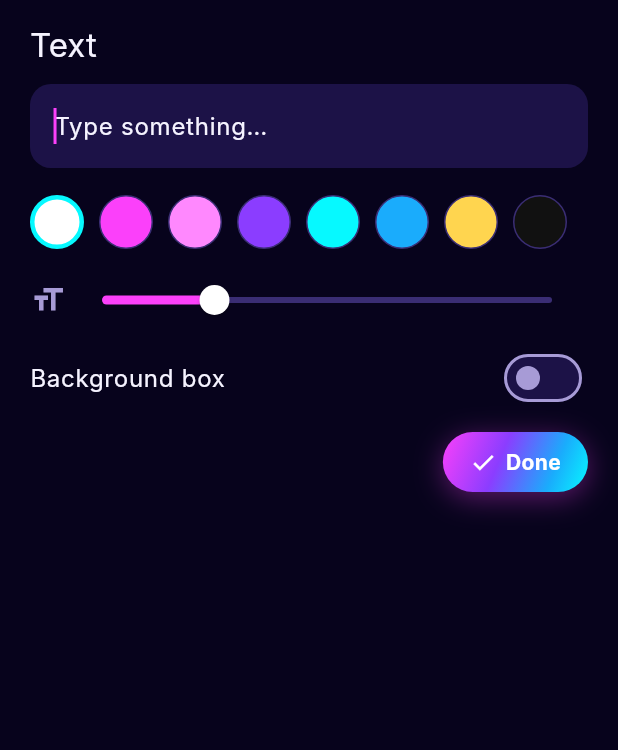
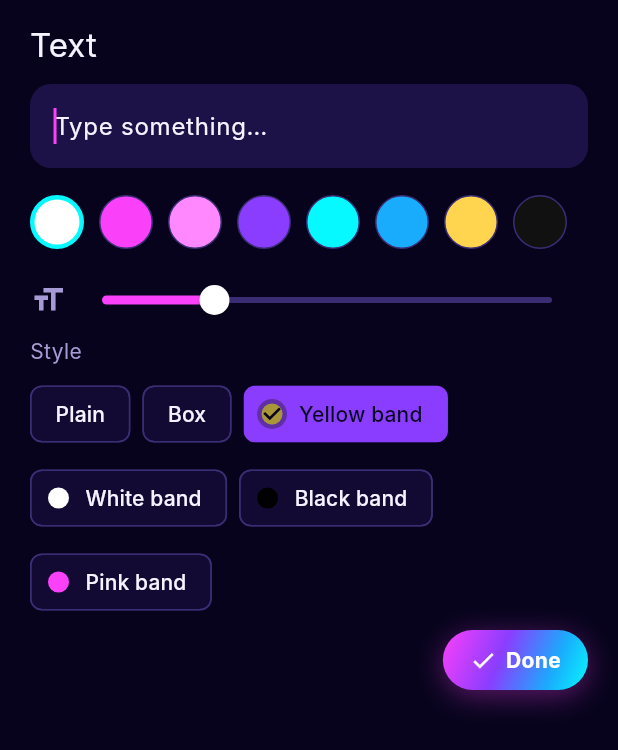
Before and after one commit to MdRizwanShaikh/RizCut, a Flutter app: the TextEditorSheet widget shown alone on an empty page, opened directly with empty values, on a phone screen of 412 x 824 dp. Shown: the top 750 px of the screen. Run offline on Flutter 3.47's test engine with Material 3 defaults, Android fonts, the phone set to English and light mode, and no system bars; our stand-ins replace cloud_firestore, file_picker, firebase_auth, firebase_core, flutter_riverpod, google_sign_in and 5 more; missing offline and left inert: dart:js_interop, ffmpeg_kit_flutter_new_min, gal; accounts and stored records are empty; network calls fail.

Commit message:
Add slide, wipe, zoom and pink-flash transitions; caption band text style
- Transitions stay cut-based (no overlap): slides over black via overlay with
  time expressions, wipe with a moving black bar, zoom folded into zoompan
  with any Ken Burns motion; preview mirrors each; checked with ffmpeg
- Text style chips: plain, box, yellow/white/black/pink full-width caption
  bands (preview and export PNG span the frame width)

Co-Authored-By: Claude Opus 5.5 <noreply@anthropic.com>
Claude-Session: https://claude.ai/code/session_01BfqWEnzF2TSiUNwYcD3uSy

```diff
--- a/lib/features/editor/overlay_style.dart
+++ b/lib/features/editor/overlay_style.dart
@@ -6,7 +6,7 @@ import 'stickers.dart';
 /// One span for both the live preview and the exported PNG, so text and
 /// stickers look identical in both.
 TextSpan overlaySpan(TextOverlay o, double fontSize) {
-  final shadows = o.background
+  final shadows = o.background || o.isBand
       ? null
       : [
           Shadow(
@@ -35,7 +35,7 @@ TextSpan overlaySpan(TextOverlay o, double fontSize) {
       color: o.color,
       fontFamily: 'Inter',
       fontSize: fontSize,
-      fontWeight: FontWeight.w800,
+      fontWeight: o.isBand ? FontWeight.w900 : FontWeight.w800,
       height: 1.15,
       shadows: shadows,
     ),
--- a/lib/features/editor/project.dart
+++ b/lib/features/editor/project.dart
@@ -11,11 +11,32 @@ const kSpeeds = <double>[0.25, 0.5, 1, 1.5, 2, 4];
 enum TransitionType {
   none('None'),
   fadeBlack('Fade black'),
-  fadeWhite('Flash white');
+  fadeWhite('Flash white'),
+  flashPink('Flash pink'),
+  slideLeft('Slide left'),
+  slideUp('Slide up'),
+  wipe('Wipe'),
+  zoom('Zoom');
 
   const TransitionType(this.label);
   final String label;
+
+  /// Colour faded to for fade-style transitions (ARGB), else null.
+  int? get fadeColor => switch (this) {
+        fadeBlack => 0xFF000000,
+        fadeWhite => 0xFFFFFFFF,
+        flashPink => 0xFFFB40FA,
+        _ => null,
+      };
 }
+
+/// Where a transition is at a moment: [strength] 0..1 (1 at the cut),
+/// [leaving] true on the outgoing clip, false on the incoming one.
+typedef TransitionState = ({
+  TransitionType type,
+  double strength,
+  bool leaving,
+});
 
 /// Each side of a transition lasts this long (total = 2x).
 const kTransitionHalf = Duration(milliseconds: 300);
@@ -98,6 +119,7 @@ class TextOverlay {
     this.sizeFraction = 0.07,
     this.background = false,
     this.sticker,
+    this.band,
   });
 
   final String text;
@@ -114,6 +136,11 @@ class TextOverlay {
   /// Index into `kStickers` when this overlay is a sticker instead of text.
   final int? sticker;
 
+  /// Full-width caption band colour (ARGB), like news/meme captions.
+  final int? band;
+
+  bool get isBand => band != null && sticker == null;
+
   bool get isSticker => sticker != null;
 
   bool visibleAt(Duration t) => t >= start && t < end;
@@ -127,6 +154,8 @@ class TextOverlay {
     double? sizeFraction,
     bool? background,
     int? sticker,
+    int? band,
+    bool clearBand = false,
   }) =>
       TextOverlay(
         text: text ?? this.text,
@@ -137,11 +166,13 @@ class TextOverlay {
         sizeFraction: sizeFraction ?? this.sizeFraction,
         background: background ?? this.background,
         sticker: sticker ?? this.sticker,
+        band: clearBand ? null : (band ?? this.band),
       );
 
   Map<String, Object?> toJson() => {
         'text': text,
         if (sticker != null) 'sticker': sticker,
+        if (band != null) 'band': band,
         'start': start.inMicroseconds,
         'end': end.inMicroseconds,
         'color': color.toARGB32(),
@@ -163,6 +194,7 @@ class TextOverlay {
         sizeFraction: (j['size'] as num?)?.toDouble() ?? 0.07,
         background: j['bg'] as bool? ?? false,
         sticker: (j['sticker'] as num?)?.toInt(),
+        band: (j['band'] as num?)?.toInt(),
       );
 }
 
@@ -312,17 +344,19 @@ class Project {
 
   /// Opacity (0..1) of the transition colour at timeline time [t], and which
   /// transition is active. Mirrors the FFmpeg `fade` filters used on export.
-  ({double amount, TransitionType type}) transitionAt(Duration t) {
+  TransitionState transitionAt(Duration t) {
     final half = kTransitionHalf.inMicroseconds;
     var acc = 0;
     for (var i = 0; i < clips.length - 1; i++) {
       acc += clips[i].timelineLength.inMicroseconds;
       final type = clips[i].transitionOut;
       if (type == TransitionType.none) continue;
-      final d = (t.inMicroseconds - acc).abs();
-      if (d < half) return (amount: 1 - d / half, type: type);
+      final delta = t.inMicroseconds - acc;
+      if (delta.abs() < half) {
+        return (type: type, strength: 1 - delta.abs() / half, leaving: delta < 0);
+      }
     }
-    return (amount: 0, type: TransitionType.none);
+    return (type: TransitionType.none, strength: 0.0, leaving: false);
   }
 
   Project copyWith({
--- a/lib/features/editor/text_editor_sheet.dart
+++ b/lib/features/editor/text_editor_sheet.dart
@@ -114,12 +114,24 @@ class _TextEditorSheetState extends State<TextEditorSheet> {
               ),
             ],
           ),
-          SwitchListTile(
-            contentPadding: EdgeInsets.zero,
-            title: const Text('Background box'),
-            value: _t.background,
-            activeThumbColor: RizColors.magenta,
-            onChanged: (v) => setState(() => _t = _t.copyWith(background: v)),
+          const Text('Style', style: TextStyle(color: RizColors.textDim)),
+          const SizedBox(height: 8),
+          Wrap(
+            spacing: 8,
+            runSpacing: 8,
+            children: [
+              for (final st in _TextLook.values)
+                ChoiceChip(
+                  key: Key('text-style-${st.name}'),
+                  avatar: st.band == null
+                      ? null
+                      : CircleAvatar(backgroundColor: Color(st.band!), radius: 7),
+                  label: Text(st.label),
+                  selected: _TextLook.of(_t) == st,
+                  selectedColor: RizColors.violet,
+                  onSelected: (_) => setState(() => _t = st.applyTo(_t)),
+                ),
+            ],
           ),
           const SizedBox(height: 8),
           Align(
@@ -136,3 +148,39 @@ class _TextEditorSheetState extends State<TextEditorSheet> {
     );
   }
 }
+
+/// Text looks offered in the sheet. Bands are full-width caption bars.
+enum _TextLook {
+  plain('Plain', null),
+  box('Box', null),
+  yellowBand('Yellow band', 0xFFFFE14D),
+  whiteBand('White band', 0xFFFFFFFF),
+  blackBand('Black band', 0xFF000000),
+  pinkBand('Pink band', 0xFFFB40FA);
+
+  const _TextLook(this.label, this.band);
+  final String label;
+  final int? band;
+
+  static _TextLook of(TextOverlay t) {
+    if (t.band != null) {
+      return _TextLook.values.firstWhere((l) => l.band == t.band,
+          orElse: () => _TextLook.yellowBand);
+    }
+    return t.background ? box : plain;
+  }
+
+  TextOverlay applyTo(TextOverlay t) {
+    if (band == null) {
+      return t.copyWith(background: this == box, clearBand: true);
+    }
+    // Readable text on the band: dark on light bands, white on dark ones.
+    final light = band == 0xFFFFE14D || band == 0xFFFFFFFF;
+    return t.copyWith(
+      band: band,
+      background: false,
+      color: light ? const Color(0xFF111111) : const Color(0xFFFFFFFF),
+      position: Offset(0.5, t.position.dy),
+    );
+  }
+}
```
Also changed, not shown: lib/features/editor/editor_screen.dart (+74 -11 lines), lib/services/ffmpeg/export_command.dart (+79 -10 lines), lib/services/ffmpeg/exporter_io.dart (+17 -14 lines), 3 other files.
